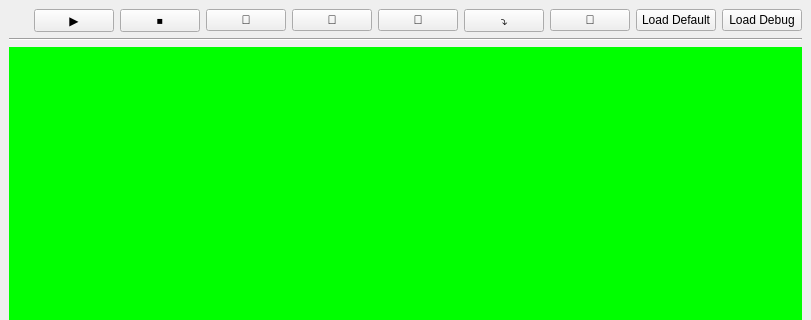
Above: examples/QQScriptDemo/mainwindow.ui from G-Yong/QuickQtScript before the change; both pictures show x 0 to 811 and y 0 to 320 of the 811 by 605 pixel window. Below: the same form after it.
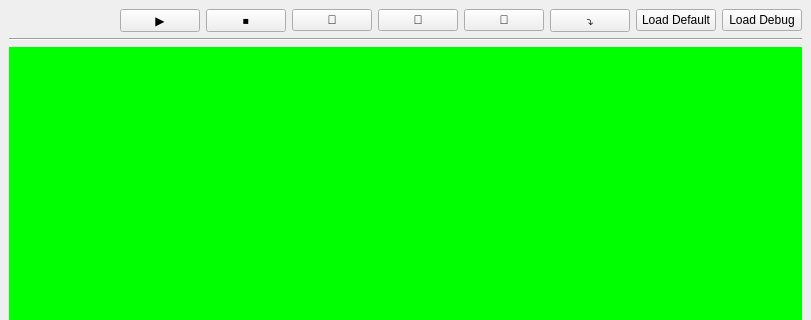
That is the form after the change.

Commit message: 删除reset的功能

The edit to the form file:
```diff
--- a/examples/QQScriptDemo/mainwindow.ui
+++ b/examples/QQScriptDemo/mainwindow.ui
@@ -92,16 +92,7 @@
           </property>
          </widget>
         </item>
-        <item>
-         <widget class="QPushButton" name="pushButton_reset">
-          <property name="styleSheet">
-           <string notr="true">font: 20pt &quot;Microsoft YaHei UI&quot;;</string>
-          </property>
-          <property name="text">
-           <string>🔄</string>
-          </property>
-         </widget>
-        </item>
+        <!-- reset button removed -->
         <item>
          <widget class="QPushButton" name="pushButton_loadDefault">
           <property name="styleSheet">
```
The commit also changes 2 other files.
